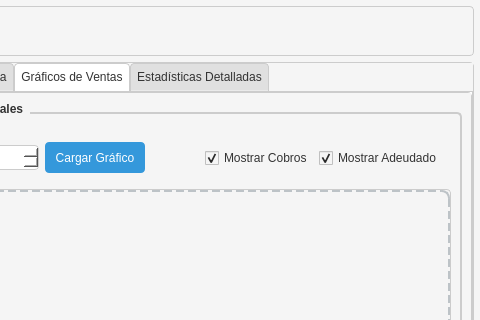
Old version of the form resources/ui/reportes_tab.ui in the repository Julian2455/beatmat; both pictures show x 422 to 902 and y 0 to 320 of the 902 by 600 pixel window.
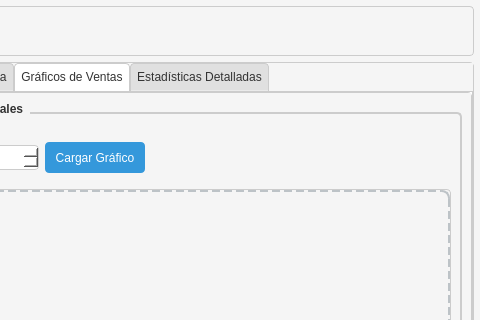
New version of the form. The open tabs and pages were chosen to show the change.

```diff
--- a/resources/ui/reportes_tab.ui
+++ b/resources/ui/reportes_tab.ui
@@ -674,26 +674,6 @@
                    </property>
                   </spacer>
                  </item>
-                 <item>
-                  <widget class="QCheckBox" name="checkBoxMostrarCobros">
-                   <property name="text">
-                    <string>Mostrar Cobros</string>
-                   </property>
-                   <property name="checked">
-                    <bool>true</bool>
-                   </property>
-                  </widget>
-                 </item>
-                 <item>
-                  <widget class="QCheckBox" name="checkBoxMostrarAdeudado">
-                   <property name="text">
-                    <string>Mostrar Adeudado</string>
-                   </property>
-                   <property name="checked">
-                    <bool>true</bool>
-                   </property>
-                  </widget>
-                 </item>
                 </layout>
                </widget>
               </item>
```
Left out of the diff: 5 changed lines with no effect on the pictures.
